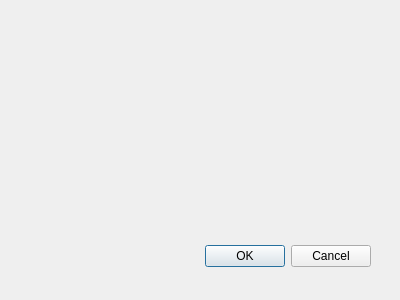
First picture: the form in web_service_plugin_dialog_base.ui, repository envirosolutionspl/integrator_uslug_danych_przestrzennych, before the edit.
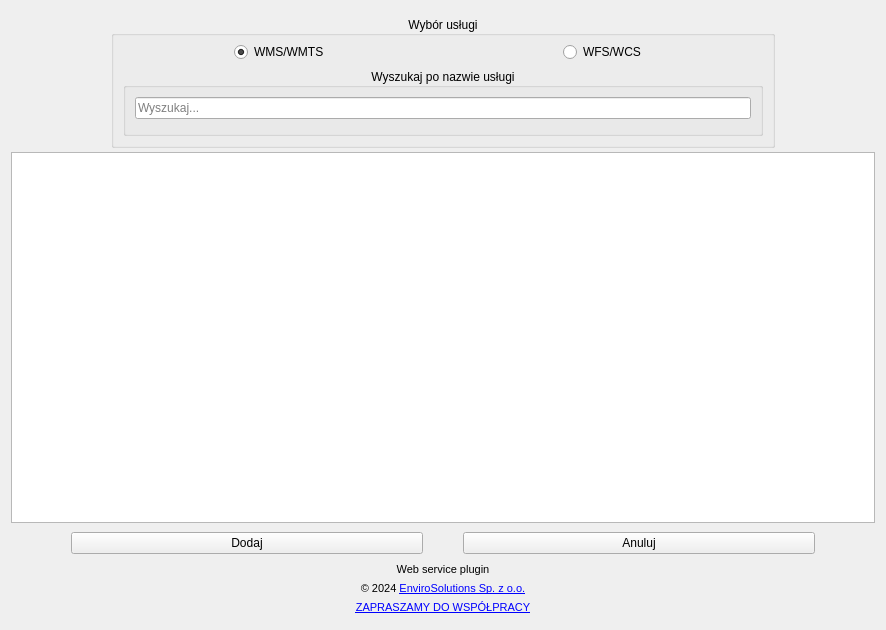
Second picture: the form after the edit. Icons and pictures are not drawn.

Patch:
```diff
--- a/web_service_plugin_dialog_base.ui
+++ b/web_service_plugin_dialog_base.ui
@@ -1,33 +1,428 @@
 <ui version="4.0" >
  <class>WebServicePluginDialogBase</class>
- <widget class="QDialog" name="WebServicePluginDialogBase" >
-  <property name="geometry" >
+ <widget class="QDialog" name="WebServicePluginDialogBase">
+  <property name="geometry">
    <rect>
     <x>0</x>
     <y>0</y>
-    <width>400</width>
-    <height>300</height>
+    <width>886</width>
+    <height>630</height>
    </rect>
   </property>
-  <property name="windowTitle" >
-   <string>web_service_plugin</string>
+  <property name="maximumSize">
+   <size>
+    <width>1200</width>
+    <height>800</height>
+   </size>
   </property>
-  <widget class="QDialogButtonBox" name="button_box" >
-   <property name="geometry" >
-    <rect>
-     <x>30</x>
-     <y>240</y>
-     <width>341</width>
-     <height>32</height>
-    </rect>
+  <property name="windowTitle">
+   <string>Web Service Plugin</string>
+  </property>
+  <property name="windowIcon">
+   <iconset>
+    <normaloff>images/icon.svg</normaloff>images/icon.svg</iconset>
+  </property>
+  <property name="styleSheet">
+   <string notr="true"/>
+  </property>
+  <property name="sizeGripEnabled">
+   <bool>false</bool>
+  </property>
+  <layout class="QGridLayout" name="gridLayout_2">
+   <property name="horizontalSpacing">
+    <number>6</number>
    </property>
-   <property name="orientation" >
-    <enum>Qt::Horizontal</enum>
+   <property name="verticalSpacing">
+    <number>4</number>
    </property>
-   <property name="standardButtons" >
-    <set>QDialogButtonBox::Cancel|QDialogButtonBox::Ok</set>
-   </property>
-  </widget>
+   <item row="4" column="0" colspan="2">
+    <widget class="QTableView" name="services_table">
+     <property name="toolTip">
+      <string>Wciśnij Ctrl aby zaznaczyć więcej usług</string>
+     </property>
+     <property name="frameShape">
+      <enum>QFrame::StyledPanel</enum>
+     </property>
+     <property name="selectionBehavior">
+      <enum>QAbstractItemView::SelectRows</enum>
+     </property>
+    </widget>
+   </item>
+   <item row="6" column="0" colspan="2">
+    <layout class="QGridLayout" name="gridLayout_3">
+     <property name="topMargin">
+      <number>5</number>
+     </property>
+     <property name="bottomMargin">
+      <number>5</number>
+     </property>
+     <item row="0" column="1">
+      <widget class="QPushButton" name="add_btn">
+       <property name="enabled">
+        <bool>true</bool>
+       </property>
+       <property name="toolTip">
+        <string>Dodaje usługę do projektu</string>
+       </property>
+       <property name="text">
+        <string>Dodaj</string>
+       </property>
+       <property name="autoDefault">
+        <bool>false</bool>
+       </property>
+      </widget>
+     </item>
+     <item row="0" column="2">
+      <spacer name="horizontalSpacer_3">
+       <property name="orientation">
+        <enum>Qt::Horizontal</enum>
+       </property>
+       <property name="sizeType">
+        <enum>QSizePolicy::Preferred</enum>
+       </property>
+       <property name="sizeHint" stdset="0">
+        <size>
+         <width>40</width>
+         <height>20</height>
+        </size>
+       </property>
+      </spacer>
+     </item>
+     <item row="0" column="3">
+      <widget class="QPushButton" name="reject_btn">
+       <property name="toolTip">
+        <string>Czyści zaznaczone wiersze tabeli</string>
+       </property>
+       <property name="text">
+        <string>Anuluj</string>
+       </property>
+       <property name="autoDefault">
+        <bool>false</bool>
+       </property>
+      </widget>
+     </item>
+     <item row="0" column="0">
+      <spacer name="horizontalSpacer">
+       <property name="orientation">
+        <enum>Qt::Horizontal</enum>
+       </property>
+       <property name="sizeType">
+        <enum>QSizePolicy::Minimum</enum>
+       </property>
+       <property name="sizeHint" stdset="0">
+        <size>
+         <width>60</width>
+         <height>20</height>
+        </size>
+       </property>
+      </spacer>
+     </item>
+     <item row="0" column="4">
+      <spacer name="horizontalSpacer_2">
+       <property name="orientation">
+        <enum>Qt::Horizontal</enum>
+       </property>
+       <property name="sizeType">
+        <enum>QSizePolicy::Minimum</enum>
+       </property>
+       <property name="sizeHint" stdset="0">
+        <size>
+         <width>60</width>
+         <height>20</height>
+        </size>
+       </property>
+      </spacer>
+     </item>
+    </layout>
+   </item>
+   <item row="8" column="0" colspan="2">
+    <layout class="QHBoxLayout" name="Stopka">
+     <property name="spacing">
+      <number>5</number>
+     </property>
+     <property name="leftMargin">
+      <number>5</number>
+     </property>
+     <property name="topMargin">
+      <number>0</number>
+     </property>
+     <property name="rightMargin">
+      <number>5</number>
+     </property>
+     <property name="bottomMargin">
+      <number>5</number>
+     </property>
+     <item>
+      <widget class="QLabel" name="img_main">
+       <property name="maximumSize">
+        <size>
+         <width>60</width>
+         <height>60</height>
+        </size>
+       </property>
+       <property name="text">
+        <string/>
+       </property>
+       <property name="pixmap">
+        <pixmap>images/icon.svg</pixmap>
+       </property>
+       <property name="scaledContents">
+        <bool>true</bool>
+       </property>
+       <property name="alignment">
+        <set>Qt::AlignCenter</set>
+       </property>
+       <property name="margin">
+        <number>9</number>
+       </property>
+      </widget>
+     </item>
+     <item>
+      <layout class="QGridLayout" name="gridLayout_11">
+       <property name="spacing">
+        <number>6</number>
+       </property>
+       <item row="1" column="0">
+        <widget class="QLabel" name="lbl_copyrights_3">
+         <property name="font">
+          <font>
+           <pointsize>8</pointsize>
+          </font>
+         </property>
+         <property name="text">
+          <string>&lt;html&gt;&lt;head/&gt;&lt;body&gt;&lt;p&gt;© 2024 &lt;a href=&quot;http://www.envirosolutions.pl/&quot;&gt;&lt;span style=&quot; text-decoration: underline; color:#0000ff;&quot;&gt;EnviroSolutions Sp. z o.o.&lt;/span&gt;&lt;/a&gt;&lt;/p&gt;&lt;/body&gt;&lt;/html&gt;</string>
+         </property>
+         <property name="textFormat">
+          <enum>Qt::RichText</enum>
+         </property>
+         <property name="alignment">
+          <set>Qt::AlignCenter</set>
+         </property>
+         <property name="openExternalLinks">
+          <bool>true</bool>
+         </property>
+         <property name="textInteractionFlags">
+          <set>Qt::TextBrowserInteraction</set>
+         </property>
+        </widget>
+       </item>
+       <item row="2" column="0">
+        <widget class="QLabel" name="lbl_email_3">
+         <property name="font">
+          <font>
+           <pointsize>8</pointsize>
+          </font>
+         </property>
+         <property name="text">
+          <string>&lt;html&gt;&lt;head/&gt;&lt;body&gt;&lt;p&gt;&lt;a href=&quot;mailto:office@envirosolutions.pl&quot;&gt;&lt;span style=&quot; text-decoration: underline; color:#0000ff;&quot;&gt;ZAPRASZAMY DO WSPÓŁPRACY&lt;/span&gt;&lt;/a&gt;&lt;/p&gt;&lt;/body&gt;&lt;/html&gt;</string>
+         </property>
+         <property name="textFormat">
+          <enum>Qt::RichText</enum>
+         </property>
+         <property name="alignment">
+          <set>Qt::AlignCenter</set>
+         </property>
+         <property name="openExternalLinks">
+          <bool>true</bool>
+         </property>
+         <property name="textInteractionFlags">
+          <set>Qt::TextBrowserInteraction</set>
+         </property>
+        </widget>
+       </item>
+       <item row="0" column="0">
+        <widget class="QLabel" name="lbl_pluginVersion">
+         <property name="font">
+          <font>
+           <pointsize>8</pointsize>
+          </font>
+         </property>
+         <property name="text">
+          <string>Web service plugin</string>
+         </property>
+         <property name="alignment">
+          <set>Qt::AlignCenter</set>
+         </property>
+        </widget>
+       </item>
+      </layout>
+     </item>
+     <item>
+      <widget class="QLabel" name="img_es">
+       <property name="sizePolicy">
+        <sizepolicy hsizetype="Maximum" vsizetype="Minimum">
+         <horstretch>0</horstretch>
+         <verstretch>0</verstretch>
+        </sizepolicy>
+       </property>
+       <property name="maximumSize">
+        <size>
+         <width>60</width>
+         <height>60</height>
+        </size>
+       </property>
+       <property name="font">
+        <font>
+         <pointsize>19</pointsize>
+        </font>
+       </property>
+       <property name="mouseTracking">
+        <bool>true</bool>
+       </property>
+       <property name="text">
+        <string/>
+       </property>
+       <property name="pixmap">
+        <pixmap>images/es_logo.svg</pixmap>
+       </property>
+       <property name="scaledContents">
+        <bool>true</bool>
+       </property>
+       <property name="margin">
+        <number>0</number>
+       </property>
+      </widget>
+     </item>
+    </layout>
+   </item>
+   <item row="0" column="0" colspan="2">
+    <layout class="QGridLayout" name="gridLayout">
+     <property name="topMargin">
+      <number>5</number>
+     </property>
+     <item row="0" column="2">
+      <widget class="QGroupBox" name="services_groupbox">
+       <property name="sizePolicy">
+        <sizepolicy hsizetype="Minimum" vsizetype="Minimum">
+         <horstretch>0</horstretch>
+         <verstretch>0</verstretch>
+        </sizepolicy>
+       </property>
+       <property name="title">
+        <string>Wybór usługi</string>
+       </property>
+       <property name="alignment">
+        <set>Qt::AlignCenter</set>
+       </property>
+       <layout class="QVBoxLayout" name="verticalLayout_3">
+        <property name="topMargin">
+         <number>6</number>
+        </property>
+        <item>
+         <layout class="QGridLayout" name="gridLayout_8">
+          <item row="0" column="1" alignment="Qt::AlignHCenter">
+           <widget class="QRadioButton" name="wfs_rdbtn">
+            <property name="toolTip">
+             <string>pozwala szybko wyszukiwać najaktualniejsze dane dla zadanego obszaru</string>
+            </property>
+            <property name="text">
+             <string>WFS/WCS</string>
+            </property>
+            <property name="checked">
+             <bool>false</bool>
+            </property>
+           </widget>
+          </item>
+          <item row="0" column="0" alignment="Qt::AlignHCenter">
+           <widget class="QRadioButton" name="wms_rdbtn">
+            <property name="toolTip">
+             <string>Pozwala na pobieranie danych aktualnych i archiwalnych</string>
+            </property>
+            <property name="text">
+             <string>WMS/WMTS</string>
+            </property>
+            <property name="checked">
+             <bool>true</bool>
+            </property>
+           </widget>
+          </item>
+         </layout>
+        </item>
+        <item>
+         <widget class="QGroupBox" name="groupBox">
+          <property name="inputMethodHints">
+           <set>Qt::ImhFormattedNumbersOnly</set>
+          </property>
+          <property name="title">
+           <string>Wyszukaj po nazwie usługi</string>
+          </property>
+          <property name="alignment">
+           <set>Qt::AlignCenter</set>
+          </property>
+          <layout class="QVBoxLayout" name="verticalLayout">
+           <item>
+            <widget class="QLineEdit" name="search_lineedit">
+             <property name="sizePolicy">
+              <sizepolicy hsizetype="Minimum" vsizetype="Fixed">
+               <horstretch>0</horstretch>
+               <verstretch>0</verstretch>
+              </sizepolicy>
+             </property>
+             <property name="placeholderText">
+              <string>Wyszukaj...</string>
+             </property>
+             <property name="clearButtonEnabled">
+              <bool>true</bool>
+             </property>
+            </widget>
+           </item>
+           <item>
+            <spacer name="verticalSpacer">
+             <property name="orientation">
+              <enum>Qt::Vertical</enum>
+             </property>
+             <property name="sizeType">
+              <enum>QSizePolicy::Minimum</enum>
+             </property>
+             <property name="sizeHint" stdset="0">
+              <size>
+               <width>20</width>
+               <height>5</height>
+              </size>
+             </property>
+            </spacer>
+           </item>
+          </layout>
+         </widget>
+        </item>
+       </layout>
+      </widget>
+     </item>
+     <item row="0" column="1">
+      <spacer name="horizontalSpacer_4">
+       <property name="orientation">
+        <enum>Qt::Horizontal</enum>
+       </property>
+       <property name="sizeType">
+        <enum>QSizePolicy::Fixed</enum>
+       </property>
+       <property name="sizeHint" stdset="0">
+        <size>
+         <width>100</width>
+         <height>20</height>
+        </size>
+       </property>
+      </spacer>
+     </item>
+     <item row="0" column="3">
+      <spacer name="horizontalSpacer_5">
+       <property name="orientation">
+        <enum>Qt::Horizontal</enum>
+       </property>
+       <property name="sizeType">
+        <enum>QSizePolicy::Fixed</enum>
+       </property>
+       <property name="sizeHint" stdset="0">
+        <size>
+         <width>100</width>
+         <height>20</height>
+        </size>
+       </property>
+      </spacer>
+     </item>
+    </layout>
+   </item>
+  </layout>
  </widget>
  <resources/>
  <connections>
```
Left out of the diff: 43 changed lines with no effect on the pictures.
